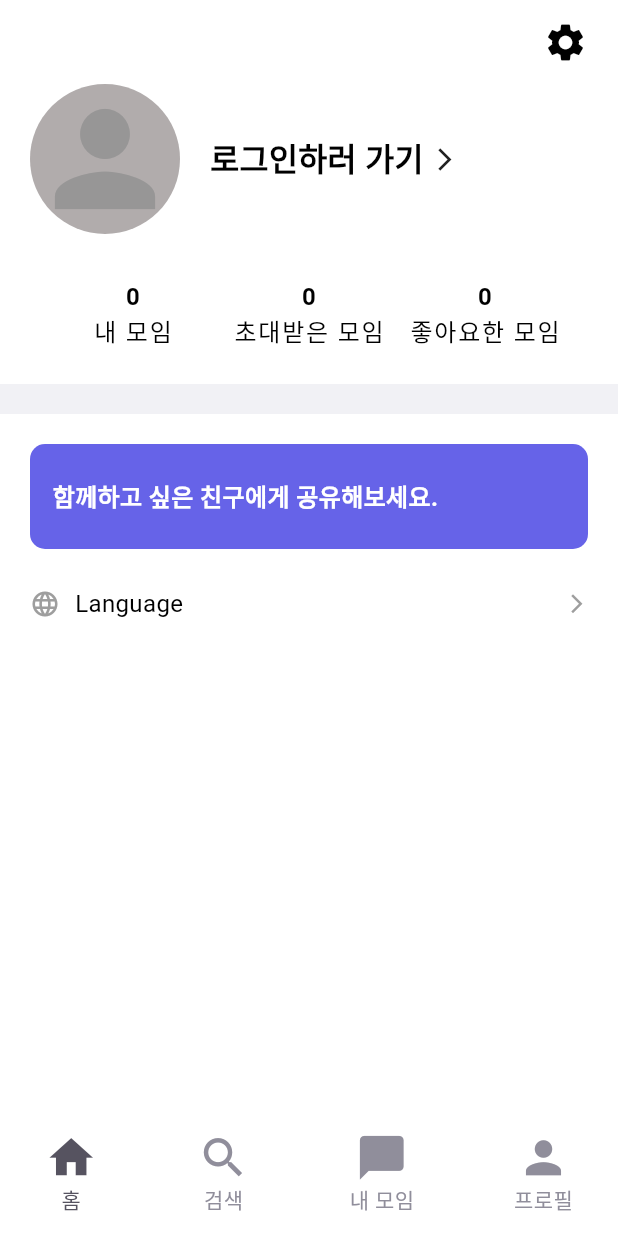
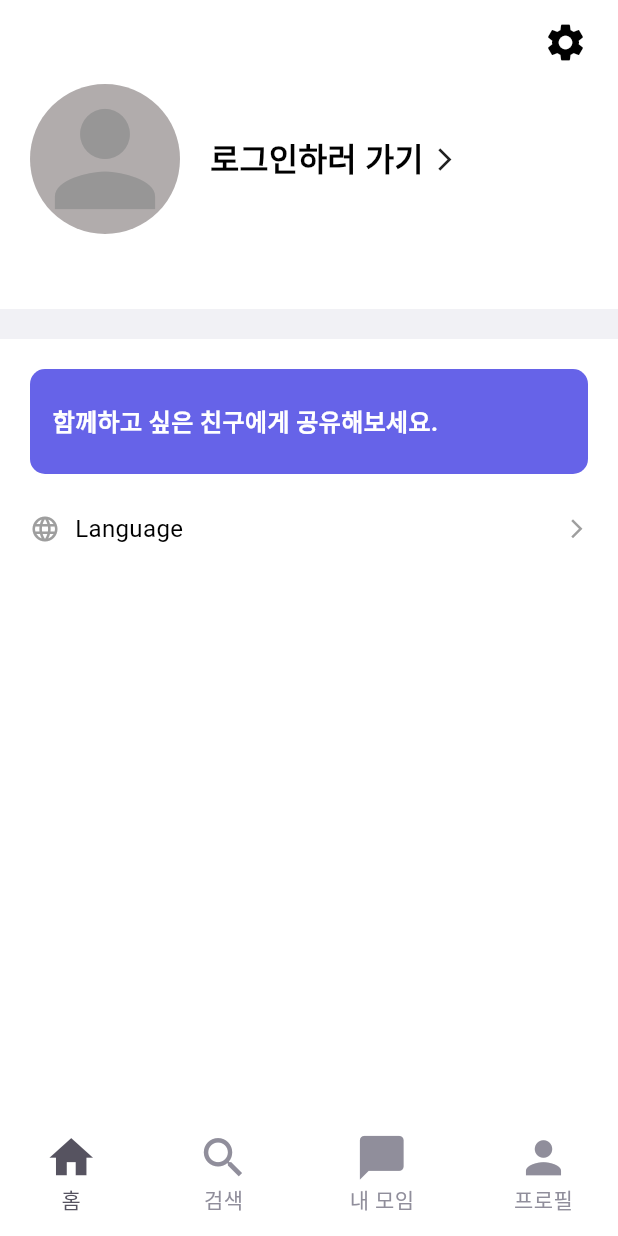
Before and after one commit to KIMSEUNGWO/SportApp_Flutter, a Flutter app: the screen it shows after launch, swiped to page 4, on a phone screen of 412 x 824 dp. Run offline on Flutter 3.47's test engine with Material 3 defaults, Android fonts, the phone set to English and light mode, and no system bars; our stand-ins replace carousel_slider, easy_localization, flutter_riverpod, flutter_secure_storage, flutter_svg, image_cropper and 4 more; missing offline and left inert: flutter_line_sdk; Roboto replaces fonts that are missing (Pretendard); project files that could hold a hidden picture were left out.

Commit message:
feat : 프로필 빈 페이지 변경

```diff
--- a/lib/widgets/pages/profile_page.dart
+++ b/lib/widgets/pages/profile_page.dart
@@ -214,10 +214,6 @@ class _ProfilePageState extends ConsumerState<ProfilePage> with AutomaticKeepAli
 
   Container EmptyProfile(BuildContext context) {
     return Container(
-      height: 180,
-      child: Column(
-        children: [
-          Container(
       margin: const EdgeInsets.only(left: 20, right: 20, bottom: 30),
       child: Row(
         children: [
@@ -225,9 +221,6 @@ class _ProfilePageState extends ConsumerState<ProfilePage> with AutomaticKeepAli
           const SizedBox(width: 20,),
           GestureDetector(
             onTap: () {
-                    // showModalBottomSheet(context: context, builder: (context) {
-                    //   return LoginPageWidget();
-                    // },);
               Alert.requireLogin(context, ref);
             },
             child: Row(
@@ -240,29 +233,6 @@ class _ProfilePageState extends ConsumerState<ProfilePage> with AutomaticKeepAli
                 ).tr(),
                 SizedBox(width: 5,),
                 Icon(Icons.arrow_forward_ios, size: 18,)
-                    ],
-                  ),
-                ),
-              ],
-            ),
-          ),
-          Padding(
-            padding: const EdgeInsets.symmetric(horizontal: 30),
-            child: Flex(
-              direction: Axis.horizontal,
-              children: [
-                ExtraInfoWidget(
-                  count: 0,
-                  title: '내 모임',
-                ),
-                ExtraInfoWidget(
-                  count: 0,
-                  title: '초대받은 모임',
-                ),
-                ExtraInfoWidget(
-                  count: 0,
-                  title: '좋아요한 모임',
-                ),
               ],
             ),
           ),
```
Lines whose indentation alone changed are shown as unchanged.
